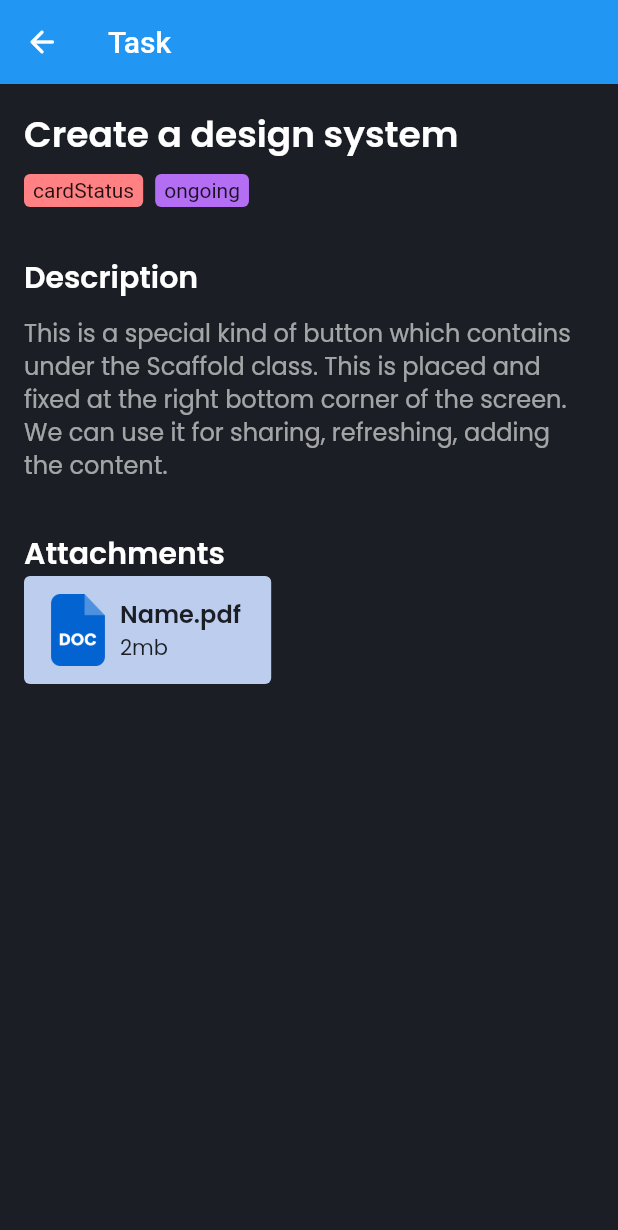
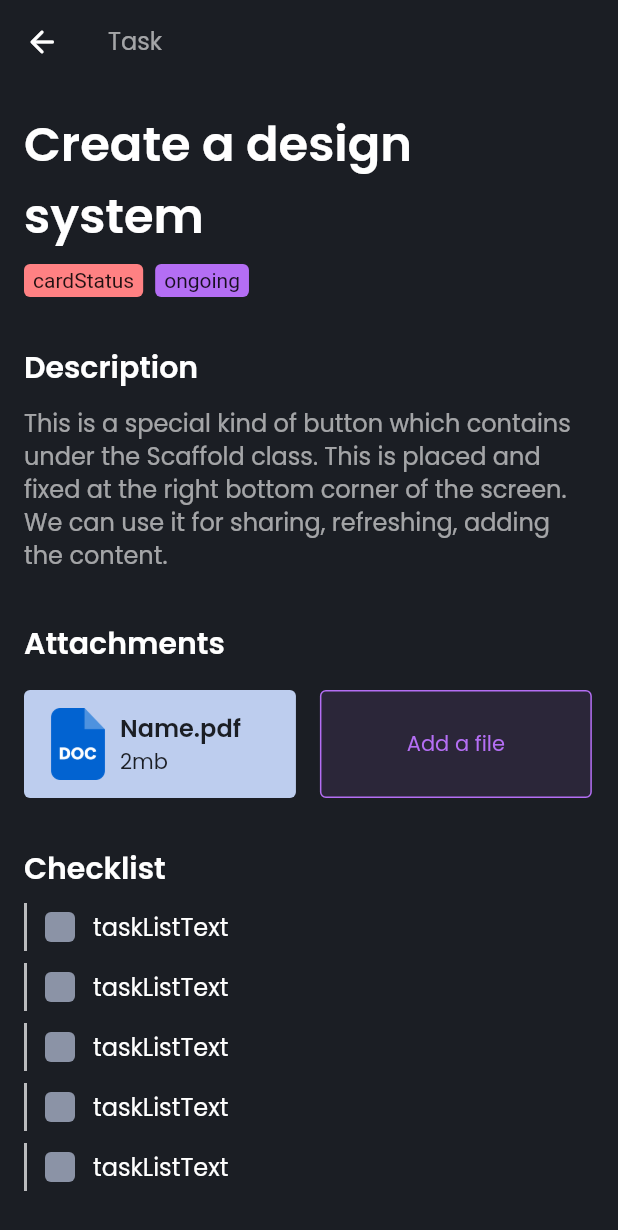
Before and after one commit to amenolabode/task_management, a Flutter app: the TaskDetails screen opened by its route, on a phone screen of 412 x 824 dp. Shown: the top 1230 px of the screen. Run offline on Flutter 3.47's test engine with Material 2 defaults, Android fonts, the phone set to English and light mode, and no system bars; missing offline and left inert: dart:html.

```diff
--- /dev/null
+++ b/lib/Components/document/add_document.dart
@@ -0,0 +1,27 @@
+import 'package:flutter/material.dart';
+import 'package:task_management/styles.dart';
+
+class AddDocument extends StatelessWidget {
+  const AddDocument({Key? key}) : super(key: key);
+
+  @override
+  Widget build(BuildContext context) {
+    return Container(
+      width: MediaQuery.of(context).size.width * 0.44,
+      height: 72,
+      decoration: BoxDecoration(
+          color: fadedPrimaryColor.withOpacity(0.1),
+          border: Border.all(
+            width: 1.0,
+            color: fadedPrimaryColor,
+          ),
+          borderRadius: BorderRadius.circular(4)),
+      child: const Center(
+        child: Text(
+          "Add a file",
+          style: body2TextStyle,
+        ),
+      ),
+    );
+  }
+}
--- a/lib/Components/document/document_card.dart
+++ b/lib/Components/document/document_card.dart
@@ -16,10 +16,11 @@ class DocumentCard extends StatelessWidget {
   @override
   Widget build(BuildContext context) {
     return Container(
-      width: MediaQuery.of(context).size.width * 0.4,
+      width: MediaQuery.of(context).size.width * 0.44,
       // height: 64,
       decoration: BoxDecoration(
-          color: Color(0xffBDCDEE), borderRadius: BorderRadius.circular(4)),
+          color: const Color(0xffBDCDEE),
+          borderRadius: BorderRadius.circular(4)),
       child: Padding(
         padding: const EdgeInsets.fromLTRB(12, 12, 8, 12),
         child: Row(
--- a/lib/Components/task components/task_list.dart
+++ b/lib/Components/task components/task_list.dart
@@ -20,7 +20,10 @@ class TaskList extends StatelessWidget {
           children: [
             Row(
               children: [
-                const SubListCheckbox(),
+                const Padding(
+                  padding: EdgeInsets.fromLTRB(4, 0, 4, 0),
+                  child: SubListCheckbox(),
+                ),
                 Text(
                   taskListText,
                   style: subTasks,
--- a/lib/Screens/task_details/task_details.dart
+++ b/lib/Screens/task_details/task_details.dart
@@ -1,5 +1,7 @@
 import 'package:flutter/material.dart';
 import 'package:task_management/Screens/task_details/taskdetails_body.dart';
+import 'package:task_management/Screens/task_view.dart';
+import 'package:task_management/styles.dart';
 
 class TaskDetails extends StatelessWidget {
   const TaskDetails({Key? key}) : super(key: key);
@@ -7,9 +9,31 @@ class TaskDetails extends StatelessWidget {
   @override
   Widget build(BuildContext context) {
     return Scaffold(
+        // floatingActionButton: FloatingActionButton.extended(
+        //   onPressed: () {
+        //     Navigator.push(
+        //       context,
+        //       MaterialPageRoute(builder: (context) => const TaskHome()),
+        //     );
+        //   },
+        //   label: const Text(
+        //     "Add new",
+        //     style: bodyBoldStyle,
+        //   ),
+        //   icon: const Icon(Icons.add),
+        //   shape: RoundedRectangleBorder(
+        //     borderRadius: BorderRadius.circular(4),
+        //   ),
+        //   backgroundColor: primaryColor,
+        //   elevation: 0,
+        // ),
         appBar: AppBar(
+          backgroundColor: backgroundColor,
           elevation: 0,
-          title: const Text("Task"),
+          title: const Text(
+            "Task",
+            style: bodyTextStyleGrey,
+          ),
           leading: IconButton(
             icon: const Icon(
               Icons.arrow_back_rounded,
--- a/lib/Screens/task_details/taskdetails_body.dart
+++ b/lib/Screens/task_details/taskdetails_body.dart
@@ -1,6 +1,10 @@
+import 'dart:html';
+
 import 'package:flutter/material.dart';
+import 'package:task_management/Components/document/add_document.dart';
 import 'package:task_management/Components/document/document_card.dart';
 import 'package:task_management/Components/priority_card.dart';
+import 'package:task_management/Components/task%20components/task_list.dart';
 import 'package:task_management/styles.dart';
 
 class TaskDetailsBody extends StatelessWidget {
@@ -23,7 +27,7 @@ class TaskDetailsBody extends StatelessWidget {
               children: [
                 const Text(
                   "Create a design system",
-                  style: cardHeader,
+                  style: header,
                 ),
                 Padding(
                   padding: const EdgeInsets.only(top: 8.0),
@@ -55,16 +59,89 @@ class TaskDetailsBody extends StatelessWidget {
                   ),
                 ),
                 const Padding(
-                  padding: EdgeInsets.only(top: 32.0),
+                  padding: EdgeInsets.fromLTRB(0, 32, 0, 16),
                   child: Text(
                     "Attachments",
                     style: sectionHeader,
                   ),
                 ),
-                DocumentCard(
-                  documentSize: "2mb",
-                  documentName: "Name.pdf",
-                  documentTypeImage: "assets/images/doc.png",
+                Row(
+                  children: const [
+                    DocumentCard(
+                      documentSize: "2mb",
+                      documentName: "Name.pdf",
+                      documentTypeImage: "assets/images/doc.png",
+                    ),
+                    Padding(
+                      padding: EdgeInsets.only(left: 16.0),
+                      child: AddDocument(),
+                    )
+                  ],
+                ),
+                const Padding(
+                  padding: EdgeInsets.only(top: 32.0),
+                  child: Text(
+                    "Checklist",
+                    style: sectionHeader,
+                  ),
+                ),
+                Padding(
+                  padding: const EdgeInsets.only(top: 8.0),
+                  child: Column(
+                    children: const [
+                      Padding(
+                        padding: EdgeInsets.only(bottom: 8.0),
+                        child: TaskList(taskListText: "taskListText"),
+                      ),
+                      Padding(
+                        padding: EdgeInsets.only(bottom: 8.0),
+                        child: TaskList(taskListText: "taskListText"),
+                      ),
+                      Padding(
+                        padding: EdgeInsets.only(bottom: 8.0),
+                        child: TaskList(taskListText: "taskListText"),
+                      ),
+                      Padding(
+                        padding: EdgeInsets.only(bottom: 8.0),
+                        child: TaskList(taskListText: "taskListText"),
+                      ),
+                      Padding(
+                        padding: EdgeInsets.only(bottom: 8.0),
+                        child: TaskList(taskListText: "taskListText"),
+                      ),
+                    ],
+                  ),
+                ),
+                Padding(
+                  padding: const EdgeInsets.fromLTRB(0, 0, 0, 56),
+                  child: TextButton(
+                      onPressed: () {
+                        showModalBottomSheet(
+                          context: context,
+                          builder: (context) {
+                            return Wrap(
+                              children: [
+                                ListTile(
+                                  leading: Icon(Icons.share),
+                                  title: Text('Share'),
+                                ),
+                                ListTile(
+                                  leading: Icon(Icons.copy),
+                                  title: Text('Copy Link'),
+                                ),
+                                ListTile(
+                                  leading: Icon(Icons.edit),
+                                  title: Text('Edit'),
+                                ),
+                              ],
+                            );
+                          },
+                        );
+                      },
+                      child: Text(
+                        "+ add task item",
+                        style: bodyTextStylePurple,
+                      )),
                 )
               ],
             ),
--- a/lib/styles.dart
+++ b/lib/styles.dart
@@ -29,6 +29,18 @@ const TextStyle bodyTextStyle = TextStyle(
     fontSize: 16,
     fontWeight: FontWeight.w400,
     color: Colors.white);
+
+const TextStyle body2TextStyle = TextStyle(
+    fontFamily: "Poppins",
+    fontSize: 14,
+    fontWeight: FontWeight.w400,
+    color: fadedPrimaryColor);
+
+const TextStyle bodyTextStylePurple = TextStyle(
+    fontFamily: "Poppins",
+    fontSize: 16,
+    fontWeight: FontWeight.w400,
+    color: fadedPrimaryColor);
 
 const TextStyle bodyBoldStyle = TextStyle(
     fontFamily: "Poppins",
--- a/pubspec.yaml
+++ b/pubspec.yaml
@@ -34,6 +34,7 @@ dependencies:
   # The following adds the Cupertino Icons font to your application.
   # Use with the CupertinoIcons class for iOS style icons.
   cupertino_icons: ^1.0.2
+  dotted_border: ^2.0.0+2
 
 dev_dependencies:
   flutter_test:
```
